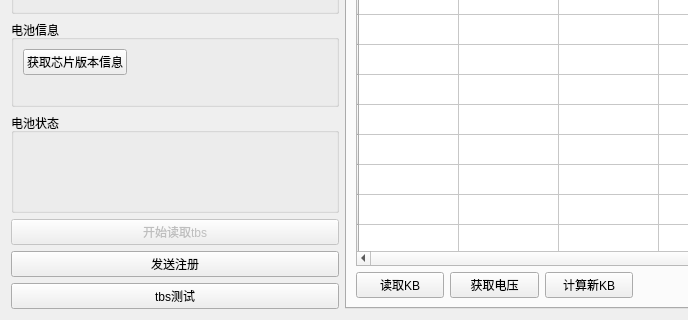
First picture: the form in qtproj/widget.ui, repository Fboxtt/qt_proj, before the edit; both pictures show x 0 to 688 and y 324 to 644 of the 1178 by 644 pixel window.
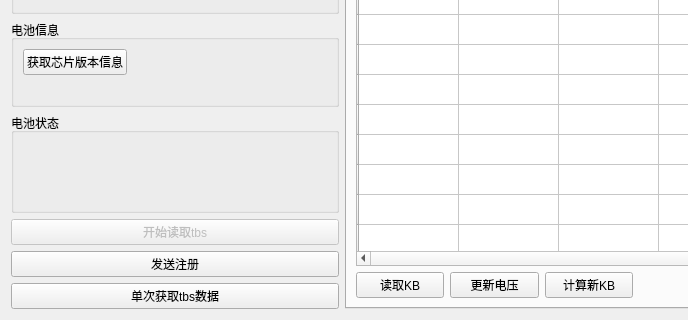
Second picture: the form after the edit.

Commit message: 打通更新计算kb流程

Patch:
```diff
--- a/qtproj/widget.ui
+++ b/qtproj/widget.ui
@@ -149,7 +149,7 @@
      <item row="3" column="0">
       <widget class="QPushButton" name="sendTbs">
        <property name="text">
-        <string>tbs测试</string>
+        <string>单次获取tbs数据</string>
        </property>
       </widget>
      </item>
@@ -838,7 +838,7 @@
        <item row="1" column="1">
         <widget class="QPushButton" name="pushButton_6">
          <property name="text">
-          <string>获取电压</string>
+          <string>更新电压</string>
          </property>
         </widget>
        </item>
```
The commit also changes 2 other files.
